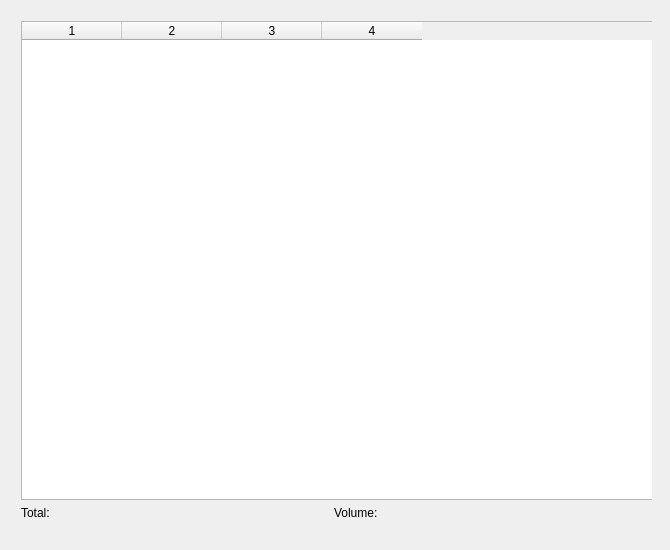
First picture: the form in resources/ui/mainwindow.ui, repository joejenniges/cargoscan, before the edit.
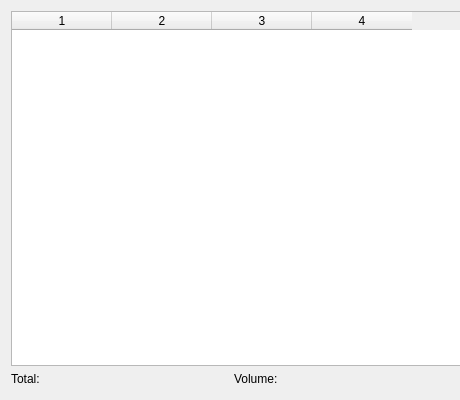
Second picture: the form after the edit.

The edit to the form file:
```diff
--- a/resources/ui/mainwindow.ui
+++ b/resources/ui/mainwindow.ui
@@ -6,20 +6,20 @@
    <rect>
     <x>0</x>
     <y>0</y>
-    <width>670</width>
-    <height>550</height>
+    <width>460</width>
+    <height>400</height>
    </rect>
   </property>
   <property name="minimumSize">
    <size>
-    <width>670</width>
-    <height>550</height>
+    <width>460</width>
+    <height>400</height>
    </size>
   </property>
   <property name="maximumSize">
    <size>
-    <width>670</width>
-    <height>550</height>
+    <width>460</width>
+    <height>400</height>
    </size>
   </property>
   <property name="windowTitle">
@@ -29,21 +29,30 @@
    <widget class="QWidget" name="verticalLayoutWidget">
     <property name="geometry">
      <rect>
-      <x>10</x>
-      <y>10</y>
-      <width>642</width>
-      <height>521</height>
+      <x>0</x>
+      <y>0</y>
+      <width>461</width>
+      <height>391</height>
      </rect>
     </property>
     <layout class="QVBoxLayout" name="verticalLayout">
+     <property name="bottomMargin">
+      <number>5</number>
+     </property>
      <item>
       <widget class="QTableWidget" name="tableWidget">
        <property name="minimumSize">
         <size>
-         <width>640</width>
+         <width>460</width>
          <height>0</height>
         </size>
        </property>
+       <property name="maximumSize">
+        <size>
+         <width>800</width>
+         <height>16777215</height>
+        </size>
+       </property>
        <property name="horizontalScrollBarPolicy">
         <enum>Qt::ScrollBarAlwaysOff</enum>
        </property>
```
